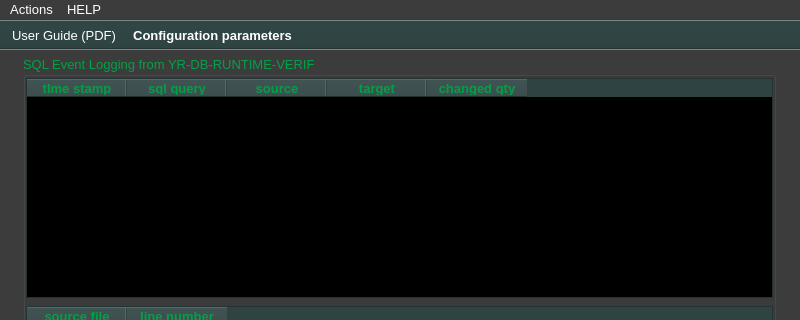
yerothd/yr-db-runtime-verif, file ui/yr-db-runtime-verif-main-window.ui: the form before one commit; both pictures show x 0 to 800 and y 0 to 320 of the 800 by 600 pixel window.
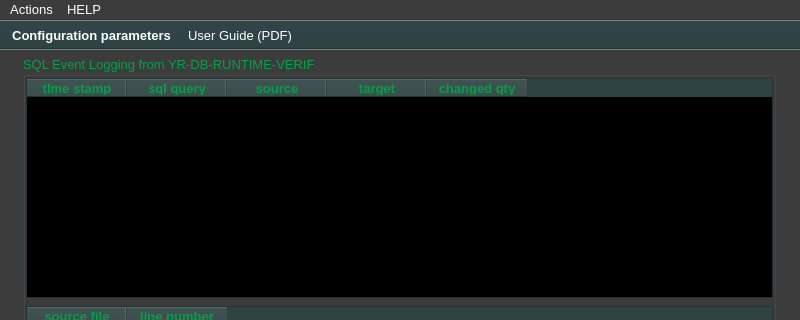
The form after the commit. Icons and pictures are not drawn. Custom widgets are drawn as their Qt base class.

What changed in the file:
```diff
--- a/ui/yr-db-runtime-verif-main-window.ui
+++ b/ui/yr-db-runtime-verif-main-window.ui
@@ -6467,8 +6467,8 @@
    <attribute name="toolBarBreak">
     <bool>false</bool>
    </attribute>
-   <addaction name="actionUserGuide_PDF"/>
    <addaction name="actionCONFIGURATION_panel_window"/>
+   <addaction name="actionUserGuide_PDF"/>
   </widget>
   <action name="actionAbout">
    <property name="text">
```
